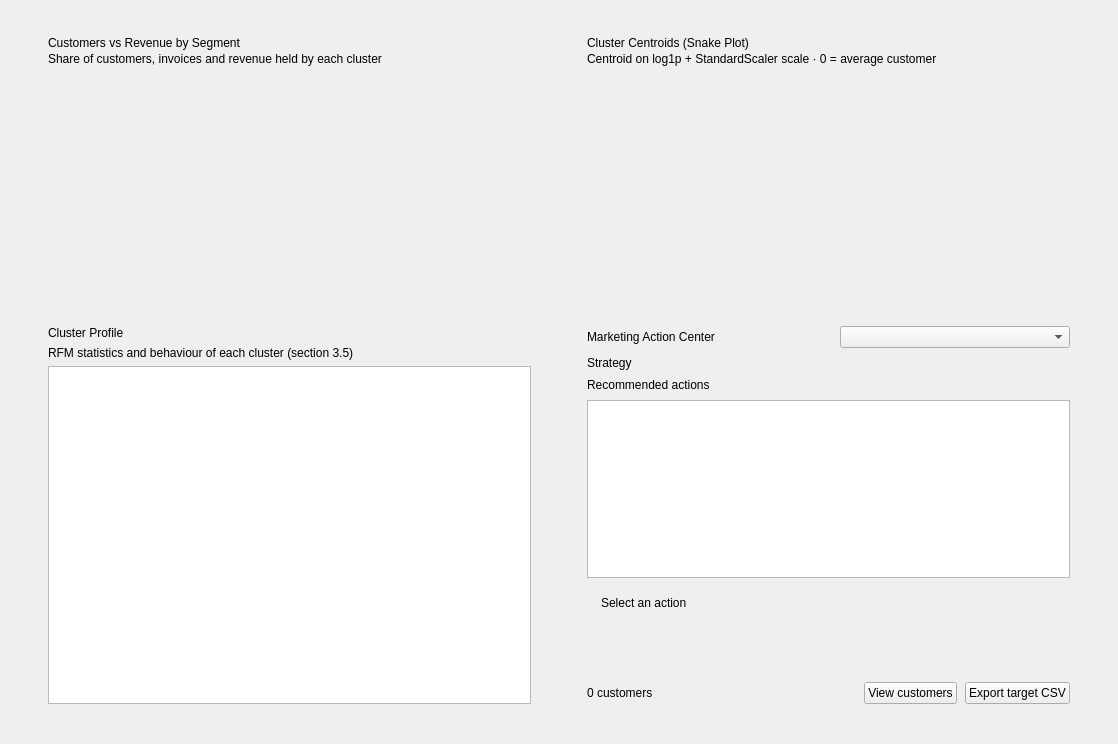
This is ui_app/ui/pages/ClusterMarketingPage.ui in Trinh186/Machine-Learning as Qt 5 draws it before an edit. The edited form follows.
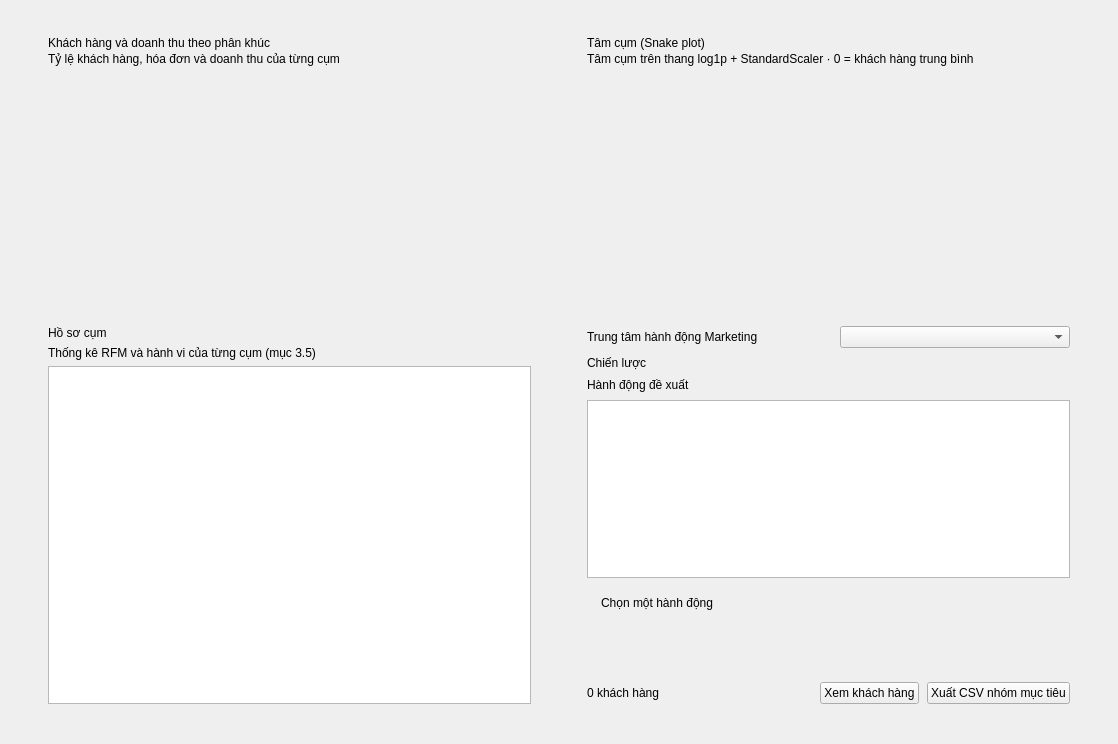
This is the edited form.

Commit message: Vietnamese UI, one color per segment, README setup guide

The edit to the form file:
```diff
--- a/ui_app/ui/pages/ClusterMarketingPage.ui
+++ b/ui_app/ui/pages/ClusterMarketingPage.ui
@@ -70,7 +70,7 @@
         <item>
          <widget class="QLabel" name="lblShareChartTitle">
           <property name="text">
-           <string>Customers vs Revenue by Segment</string>
+           <string>Khách hàng và doanh thu theo phân khúc</string>
           </property>
           <property name="cssClass" stdset="0">
            <string>cardTitle</string>
@@ -80,7 +80,7 @@
         <item>
          <widget class="QLabel" name="lblShareChartSubtitle">
           <property name="text">
-           <string>Share of customers, invoices and revenue held by each cluster</string>
+           <string>Tỷ lệ khách hàng, hóa đơn và doanh thu của từng cụm</string>
           </property>
           <property name="cssClass" stdset="0">
            <string>cardSubtitle</string>
@@ -138,7 +138,7 @@
         <item>
          <widget class="QLabel" name="lblSnakeChartTitle">
           <property name="text">
-           <string>Cluster Centroids (Snake Plot)</string>
+           <string>Tâm cụm (Snake plot)</string>
           </property>
           <property name="cssClass" stdset="0">
            <string>cardTitle</string>
@@ -148,7 +148,7 @@
         <item>
          <widget class="QLabel" name="lblSnakeChartSubtitle">
           <property name="text">
-           <string>Centroid on log1p + StandardScaler scale · 0 = average customer</string>
+           <string>Tâm cụm trên thang log1p + StandardScaler · 0 = khách hàng trung bình</string>
           </property>
           <property name="cssClass" stdset="0">
            <string>cardSubtitle</string>
@@ -225,7 +225,7 @@
         <item>
          <widget class="QLabel" name="lblProfileTitle">
           <property name="text">
-           <string>Cluster Profile</string>
+           <string>Hồ sơ cụm</string>
           </property>
           <property name="cssClass" stdset="0">
            <string>cardTitle</string>
@@ -235,7 +235,7 @@
         <item>
          <widget class="QLabel" name="lblProfileSubtitle">
           <property name="text">
-           <string>RFM statistics and behaviour of each cluster (section 3.5)</string>
+           <string>Thống kê RFM và hành vi của từng cụm (mục 3.5)</string>
           </property>
           <property name="cssClass" stdset="0">
            <string>cardSubtitle</string>
@@ -308,7 +308,7 @@
           <item>
            <widget class="QLabel" name="lblActionsTitle">
             <property name="text">
-             <string>Marketing Action Center</string>
+             <string>Trung tâm hành động Marketing</string>
             </property>
             <property name="cssClass" stdset="0">
              <string>cardTitle</string>
@@ -343,7 +343,7 @@
         <item>
          <widget class="QLabel" name="lblSegmentStrategy">
           <property name="text">
-           <string>Strategy</string>
+           <string>Chiến lược</string>
           </property>
           <property name="wordWrap">
            <bool>true</bool>
@@ -356,7 +356,7 @@
         <item>
          <widget class="QLabel" name="lblActionsCaption">
           <property name="text">
-           <string>Recommended actions</string>
+           <string>Hành động đề xuất</string>
           </property>
           <property name="cssClass" stdset="0">
            <string>fieldLabel</string>
@@ -397,7 +397,7 @@
            <item>
             <widget class="QLabel" name="lblActionTitle">
              <property name="text">
-              <string>Select an action</string>
+              <string>Chọn một hành động</string>
              </property>
              <property name="wordWrap">
               <bool>true</bool>
@@ -469,7 +469,7 @@
           <item>
            <widget class="QLabel" name="lblTargetCount">
             <property name="text">
-             <string>0 customers</string>
+             <string>0 khách hàng</string>
             </property>
             <property name="cssClass" stdset="0">
              <string>pill</string>
@@ -492,7 +492,7 @@
           <item>
            <widget class="QPushButton" name="btnViewTarget">
             <property name="text">
-             <string>View customers</string>
+             <string>Xem khách hàng</string>
             </property>
             <property name="cssClass" stdset="0">
              <string>secondary</string>
@@ -502,7 +502,7 @@
           <item>
            <widget class="QPushButton" name="btnExportTarget">
             <property name="text">
-             <string>Export target CSV</string>
+             <string>Xuất CSV nhóm mục tiêu</string>
             </property>
             <property name="cssClass" stdset="0">
              <string>primary</string>
```
The commit also changes 29 other files.
